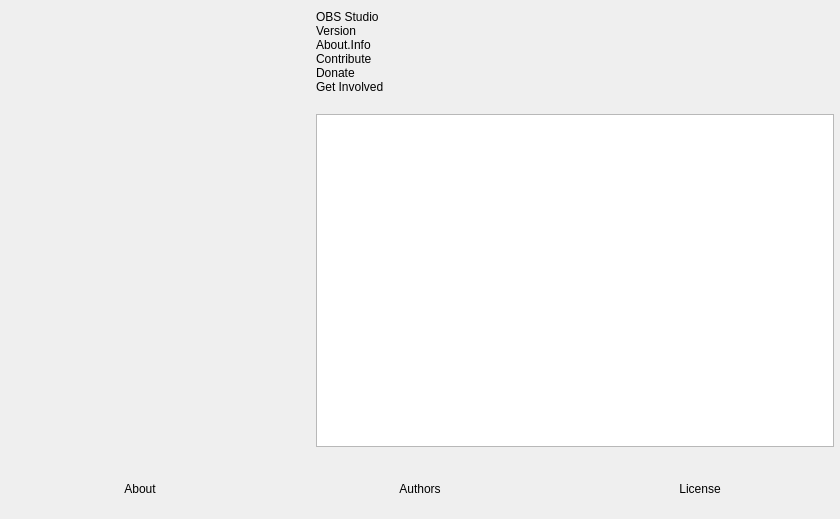
Before: the Qt Designer form UI/forms/OBSAbout.ui in evercast/evercast-broadcaster-software, drawn with Qt 5.
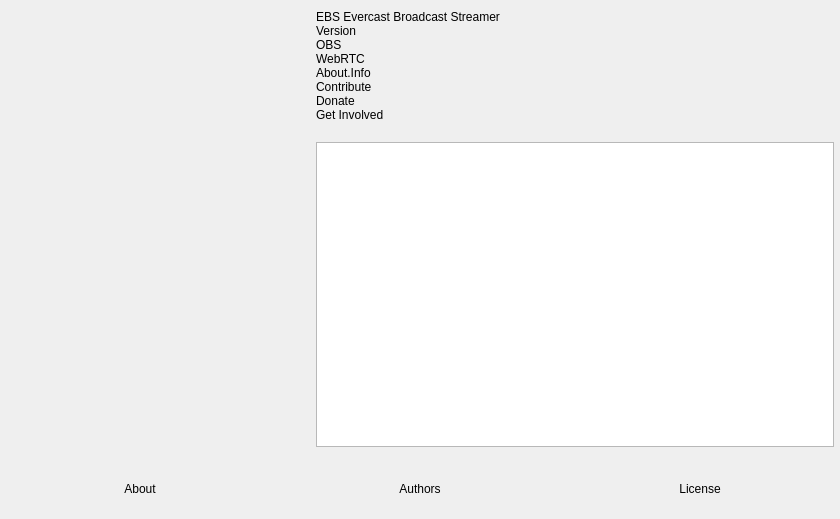
After: the same form once the commit is applied. Icons and pictures are not drawn. Custom widgets are drawn as their Qt base class.

Commit message: Partial 10-bit broadcast implementation

The edit to the form file:
```diff
--- a/UI/forms/OBSAbout.ui
+++ b/UI/forms/OBSAbout.ui
@@ -76,7 +76,7 @@
        <item>
         <widget class="QLabel" name="name">
          <property name="text">
-          <string notr="true">OBS Studio</string>
+          <string notr="true">EBS Evercast Broadcast Streamer</string>
          </property>
         </widget>
        </item>
@@ -87,6 +87,20 @@
          </property>
         </widget>
        </item>
+       <item>
+        <widget class="QLabel" name="obs_version">
+         <property name="text">
+          <string>OBS</string>
+         </property>
+        </widget>
+       </item>
+       <item>
+        <widget class="QLabel" name="webrtc_version">
+         <property name="text">
+          <string>WebRTC</string>
+         </property>
+        </widget>
+       </item>
        <item>
         <widget class="QLabel" name="info">
          <property name="text">
```
The commit also changes 131 other files.
